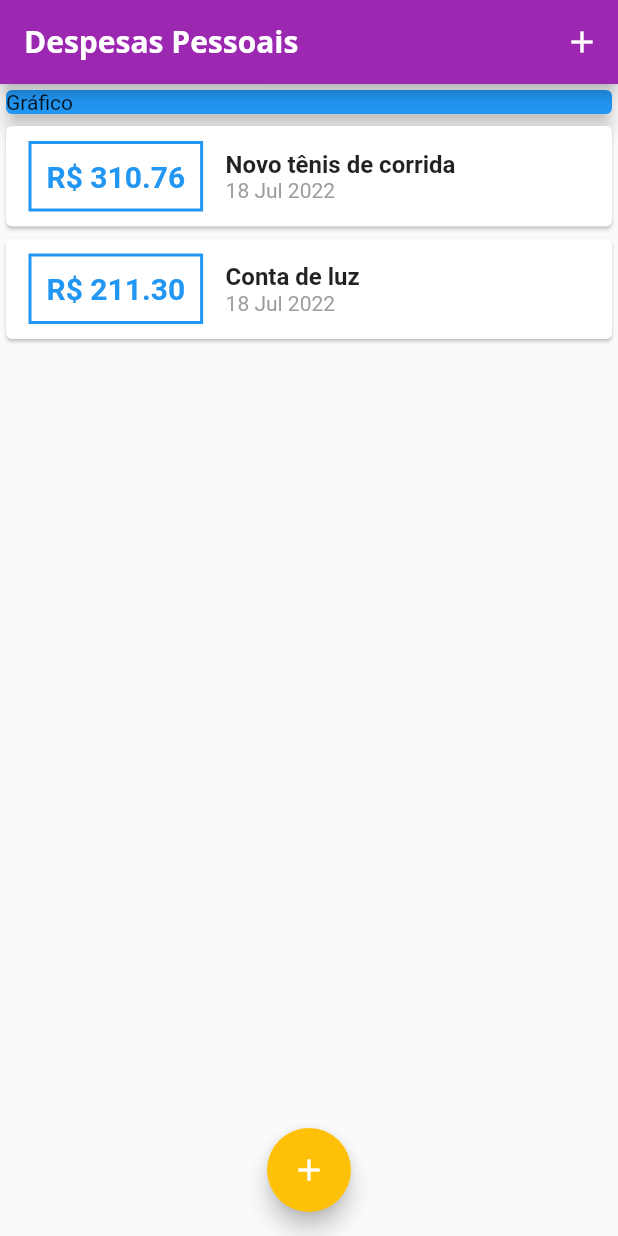
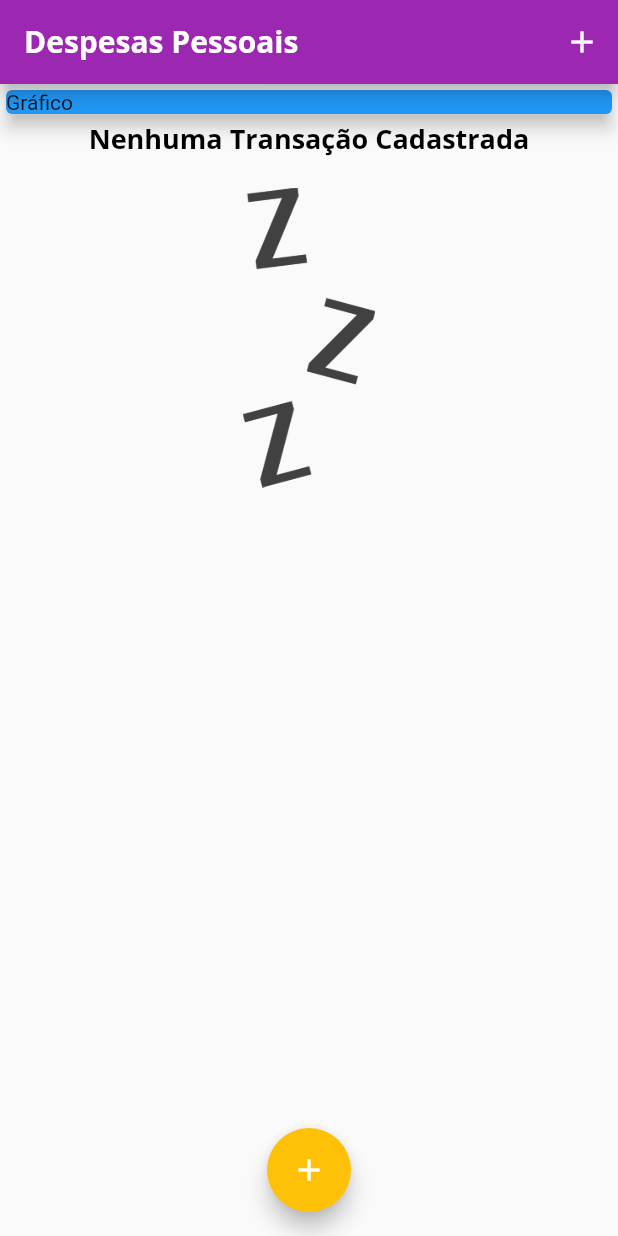
Before and after one commit to IvanMCarval/flutter_application_despesas, a Flutter app: the screen it shows after launch, on a phone screen of 412 x 824 dp. Run offline on Flutter 3.47's test engine with Material 2 defaults, Android fonts, the phone set to English and light mode, and no system bars.

Commit message:
implementado mensagen para lista vazia

```diff
--- a/lib/components/transaction_list.dart
+++ b/lib/components/transaction_list.dart
@@ -1,4 +1,4 @@
-// ignore_for_file: use_key_in_widget_constructors, prefer_const_constructors_in_immutables, prefer_const_constructors
+// ignore_for_file: use_key_in_widget_constructors, prefer_const_constructors_in_immutables, prefer_const_constructors, prefer_const_literals_to_create_immutables
 
 import 'package:flutter/material.dart';
 import 'package:flutter_application_despesas/models/transaction.dart';
@@ -13,7 +13,24 @@
   Widget build(BuildContext context) {
     return Container(
       height: 300,
-      child: ListView.builder(
+      child: transactions.isEmpty ? Column(
+        children: [
+          Text(
+            'Nenhuma Transação Cadastrada',
+            style: Theme.of(context).textTheme.titleLarge,
+          ),
+          SizedBox(
+            height: 20,
+          ),
+          Container(
+            height: 200,
+            child: Image.asset(
+              'assets/images/waiting.png',
+              fit: BoxFit.cover,
+            ),
+          )
+        ],
+      ) : ListView.builder(
         itemCount: transactions.length,
         itemBuilder: (ctx, index) {
           final tr = transactions[index];
--- a/lib/main.dart
+++ b/lib/main.dart
@@ -49,8 +49,8 @@
 }
 
 class _MyHomePageState extends State<MyHomePage> {
-  final _transactions = [
-    Transaction(
+  final List<Transaction> _transactions = [
+    /*Transaction(
       id: 't1',
       title: 'Novo tênis de corrida',
       value: 310.76,
@@ -61,7 +61,7 @@
       title: 'Conta de luz',
       value: 211.30,
       date: DateTime.now(),
-    ),
+    ),*/
   ];
 
   _addTransaction(String title, double value) {
--- a/pubspec.yaml
+++ b/pubspec.yaml
@@ -57,8 +57,8 @@
   uses-material-design: true
 
   # To add assets to your application, add an assets section, like this:
-  # assets:
-  #   - images/a_dot_burr.jpeg
+  assets:
+    - assets/images/waiting.png
   #   - images/a_dot_ham.jpeg
 
   # An image asset can refer to one or more resolution-specific "variants", see
```
Also changed, not shown: assets/images/waiting.png (added).
